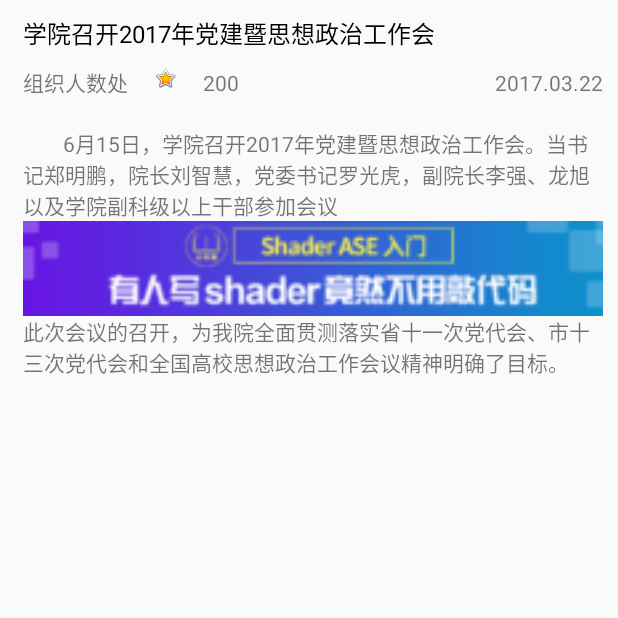
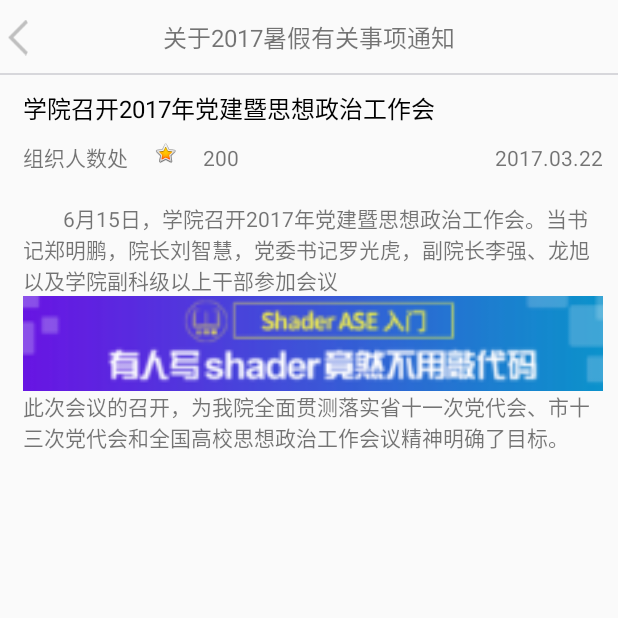
Before and after one commit to MiHang/Test, an Android app: the screen it shows after launch (NewDetailActivity), after a tap on "关于2017暑假有关事项通知", on a phone screen of 412 x 824 dp, the top half of it. Run offline under Robolectric (Android 15) with nearby library versions, the phone set to English and light mode, and no system bars; our stand-ins replace ButterKnife; 1 other tap on this screen came first.

Commit message:
完成跳转传值任务

```diff
--- a/app/src/main/java/pers/test/activity/ExcellentStudentsNameListActivity.java
+++ b/app/src/main/java/pers/test/activity/ExcellentStudentsNameListActivity.java
@@ -9,6 +9,7 @@ import java.util.ArrayList;
 
 import butterknife.BindView;
 import butterknife.ButterKnife;
+import butterknife.OnClick;
 import pers.test.R;
 import pers.test.adapter.ExcellentStudentNameListRecyclerViewAdapter;
 import pers.test.model.ExcellentStudentNameList;
@@ -47,4 +48,9 @@ public class ExcellentStudentsNameListActivity extends AppCompatActivity {
         recyclerView.setAdapter(new ExcellentStudentNameListRecyclerViewAdapter(arrayList));
 
     }
+
+    @OnClick(R.id.excellent_stu_back)
+    public void onClickBack() {
+        onBackPressed();
+    }
 }
--- a/app/src/main/java/pers/test/activity/HomeActivity.java
+++ b/app/src/main/java/pers/test/activity/HomeActivity.java
@@ -65,6 +65,7 @@ public class HomeActivity  extends AppCompatActivity {
     @BindView(R.id.home_ciap_list)
     protected MyListView ciapList;
 
+
     @Override
     protected void onCreate(Bundle savedInstanceState) {
         super.onCreate(savedInstanceState);
@@ -92,9 +93,13 @@ public class HomeActivity  extends AppCompatActivity {
         myGridView.setAdapter(new MyGridViewAdapter(getApplicationContext(),data));
 
         /*************** 首页相关推荐 公告 列表******************/
+        final String[] notice={
+                "关于2017暑假有关事项通知"
+                ,"7栋寝室维修情况公示","2017年优秀辅导员评选结果公示","2017年工勤人员考试公示",
+        };
         ArrayList<String> noticeListArray = new ArrayList<String>();
-        for (int i = 0; i < 4; i ++) {
-            noticeListArray.add("关于2017暑假有关事项通知");
+        for (int i = 0; i < notice.length; i ++) {
+            noticeListArray.add(notice[i]);
         }
         noticeList.setAdapter(new HomeNoticeListAdapter(HomeActivity.this, noticeListArray));
         noticeList.setListViewHeightBasedOnChildren();
@@ -102,22 +107,32 @@ public class HomeActivity  extends AppCompatActivity {
             @Override
             public void onItemClick(AdapterView<?> parent, View view, int position, long id) {
                 Intent intent = new Intent(HomeActivity.this, NewDetailActivity.class);
+                intent.putExtra("title",notice[position]);
                 startActivity(intent);
             }
         });
 
         /*************** 首页相关推荐 新闻 列表******************/
+        final String[] news={
+                "学院召开中层干部会议部署假期及开学工作",
+                "热烈庆祝学院圆满完成2017年上半年学历农活动",
+                "热烈庆祝首届国际教育联盟农业嘉年华活动展开",
+                "牧医系首届裕康原奖学金颁奖仪式",
+        };
         ArrayList<String> newsListArray = new ArrayList<String>();
-        for (int i = 0; i < 4; i ++) {
-            newsListArray.add("学院召开中层干部会议部署假期及开学工作");
+        for (int i = 0; i <news.length; i ++) {
+            newsListArray.add(news[i]);
         }
         newsList.setAdapter(new HomeNewsListAdapter(HomeActivity.this, newsListArray));
         newsList.setListViewHeightBasedOnChildren();
         newsList.setOnItemClickListener(new AdapterView.OnItemClickListener() {
             @Override
             public void onItemClick(AdapterView<?> parent, View view, int position, long id) {
+
                 Intent intent = new Intent(HomeActivity.this, NewDetailActivity.class);
+                intent.putExtra("title",news[position]);
                 startActivity(intent);
+
             }
         });
 
--- a/app/src/main/java/pers/test/activity/NewDetailActivity.java
+++ b/app/src/main/java/pers/test/activity/NewDetailActivity.java
@@ -1,16 +1,55 @@
 package pers.test.activity;
 
+import android.content.Intent;
+import android.os.Bundle;
 import android.support.v7.app.AppCompatActivity;
-import android.os.Bundle;
+import android.widget.ImageView;
+import android.widget.TextView;
 
+import butterknife.BindView;
+import butterknife.ButterKnife;
+import butterknife.OnClick;
 import pers.test.R;
 
 
 public class NewDetailActivity extends AppCompatActivity {
 
+    @BindView(R.id.Back)
+    ImageView Back;
+    @BindView(R.id.Title)
+    TextView Title;
+    @BindView(R.id.biaoti)
+    TextView biaoti;
+    @BindView(R.id.dizhi)
+    TextView dizhi;
+    @BindView(R.id.read)
+    ImageView read;
+    @BindView(R.id.readnum)
+    TextView readnum;
+    @BindView(R.id.day)
+    TextView day;
+    @BindView(R.id.leirong)
+    TextView leirong;
+    @BindView(R.id.image)
+    ImageView image;
+    @BindView(R.id.leirong1)
+    TextView leirong1;
+
     @Override
     protected void onCreate(Bundle savedInstanceState) {
         super.onCreate(savedInstanceState);
         setContentView(R.layout.activity_new_detail);
+        ButterKnife.bind(this);
+        Intent intent = getIntent();
+        //从Intent当中根据key取得value
+        if (intent != null) {
+            String value = intent.getStringExtra("title");
+            Title.setText(value);
+        }
+    }
+
+    @OnClick(R.id.Back)
+    public void onClickBack() {
+        onBackPressed();
     }
 }
--- a/app/src/main/java/pers/test/activity/StudentActivitiesInfoActivity.java
+++ b/app/src/main/java/pers/test/activity/StudentActivitiesInfoActivity.java
@@ -2,30 +2,42 @@ package pers.test.activity;
 
 import android.os.Bundle;
 import android.support.v7.app.AppCompatActivity;
+import android.widget.ImageView;
 import android.widget.TextView;
 
+import butterknife.BindView;
+import butterknife.ButterKnife;
+import butterknife.OnClick;
 import pers.test.R;
 
 public class StudentActivitiesInfoActivity extends AppCompatActivity {
 
     TextView activities_information;
     TextView time;
+    @BindView(R.id.imageButton)
+    ImageView imageButton;
 
     @Override
     protected void onCreate(Bundle savedInstanceState) {
         super.onCreate(savedInstanceState);
         setContentView(R.layout.activity_student_activities_info);
+        ButterKnife.bind(this);
         initview();
         initData();
     }
 
-    public void initview(){
+    public void initview() {
         activities_information = findViewById(R.id.information);
         time = findViewById(R.id.time);
     }
-    public void initData(){
-        activities_information.setText("活动内容："+'\n'+"该活动由院团委发起，邀请多家知名企业代表到校为广大创业爱好者提供交流分享讲座。望大家踊跃报名参与，还有精美小礼品哦！！！");
-        time.setText('\n'+'\n'+"活动时间："+'\n'+"2017.05.05 15:30 - 2017.05.05 17:30" +'\n'+'\n'+"申请倒计时：剩余3天3小时23分钟");
+
+    public void initData() {
+        activities_information.setText("活动内容：" + '\n' + "该活动由院团委发起，邀请多家知名企业代表到校为广大创业爱好者提供交流分享讲座。望大家踊跃报名参与，还有精美小礼品哦！！！");
+        time.setText('\n' + '\n' + "活动时间：" + '\n' + "2017.05.05 15:30 - 2017.05.05 17:30" + '\n' + '\n' + "申请倒计时：剩余3天3小时23分钟");
 
     }
+    @OnClick(R.id.imageButton)
+    public void onClickBack() {
+        onBackPressed();
+    }
 }
--- a/app/src/main/res/layout/activity_excellent_students_name_list.xml
+++ b/app/src/main/res/layout/activity_excellent_students_name_list.xml
@@ -13,6 +13,7 @@
         android:orientation="horizontal">
 
         <ImageView
+            android:id="@+id/excellent_stu_back"
             android:layout_width="20dp"
             android:layout_height="50dp"
             android:layout_marginLeft="10dp"
--- a/app/src/main/res/layout/activity_new_detail.xml
+++ b/app/src/main/res/layout/activity_new_detail.xml
@@ -7,6 +7,32 @@
     android:orientation="vertical"
 
     >
+
+    <RelativeLayout
+        android:layout_width="match_parent"
+        android:layout_height="50dp">
+
+        <ImageView
+            android:id="@+id/Back"
+            android:layout_width="wrap_content"
+            android:layout_height="match_parent"
+            app:srcCompat="@drawable/back" />
+
+        <TextView
+            android:id="@+id/Title"
+            android:layout_width="match_parent"
+            android:layout_height="match_parent"
+            android:gravity="center_vertical|center"
+            android:text="公告"
+            android:textSize="16sp" />
+
+        <View
+            android:layout_width="match_parent"
+            android:layout_height="1dp"
+            android:layout_alignParentBottom="true"
+            android:background="@color/bgColor_divier" />
+
+    </RelativeLayout>
 
     <LinearLayout
         android:layout_width="match_parent"
@@ -30,10 +56,10 @@
     <LinearLayout
         android:layout_width="match_parent"
         android:layout_height="wrap_content"
+        android:orientation="horizontal"
         android:paddingLeft="15dp"
         android:paddingRight="10dp"
-        android:paddingTop="10dp"
-        android:orientation="horizontal">
+        android:paddingTop="10dp">
 
         <TextView
             android:id="@+id/dizhi"
@@ -64,10 +90,10 @@
     <LinearLayout
         android:layout_width="match_parent"
         android:layout_height="match_parent"
+        android:orientation="vertical"
         android:paddingLeft="15dp"
         android:paddingRight="10dp"
-        android:paddingTop="20dp"
-        android:orientation="vertical">
+        android:paddingTop="20dp">
 
         <TextView
             android:id="@+id/leirong"
@@ -80,14 +106,13 @@
             android:layout_width="match_parent"
             android:layout_height="wrap_content"
             android:scaleType="centerCrop"
-            android:src="@drawable/title"
-            />
+            android:src="@drawable/title" />
 
         <TextView
             android:id="@+id/leirong1"
             android:layout_width="match_parent"
             android:layout_height="wrap_content"
-            android:text="此次会议的召开，为我院全面贯测落实省十一次党代会、市十三次党代会和全国高校思想政治工作会议精神明确了目标。"/>
+            android:text="此次会议的召开，为我院全面贯测落实省十一次党代会、市十三次党代会和全国高校思想政治工作会议精神明确了目标。" />
     </LinearLayout>
 
 </LinearLayout>
--- a/app/src/main/res/layout/activity_student_activities_info.xml
+++ b/app/src/main/res/layout/activity_student_activities_info.xml
@@ -14,12 +14,13 @@
         android:layout_height="wrap_content"
         android:orientation="horizontal">
 
-        <ImageButton
+        <ImageView
             android:id="@+id/imageButton"
             android:layout_width="50dp"
             android:layout_height="wrap_content"
             android:layout_weight="0"
-            app:srcCompat="?attr/actionModeCloseDrawable"/>
+            android:layout_gravity="center"
+            app:srcCompat="@drawable/back"/>
 
         <TextView
             android:id="@+id/title"
--- a/app/src/main/res/values/colors.xml
+++ b/app/src/main/res/values/colors.xml
@@ -13,6 +13,6 @@
     <color name="listRed">#ff7936</color>
     <color name="listOrange">#ffc657</color>
     <color name="listYellow">#ffe670</color>
-
+    <color name="bgColor_divier">#d7d7db</color>
     <color name="dividerColor">#cfcfcf</color>
 </resources>
```
Also changed, not shown: app/src/main/res/drawable-xhdpi/back.png (added), app/src/main/res/drawable-xxhdpi/arrow_left_gray.png (added), app/src/main/res/drawable-xxhdpi/arrow_left_withe.png (added).
